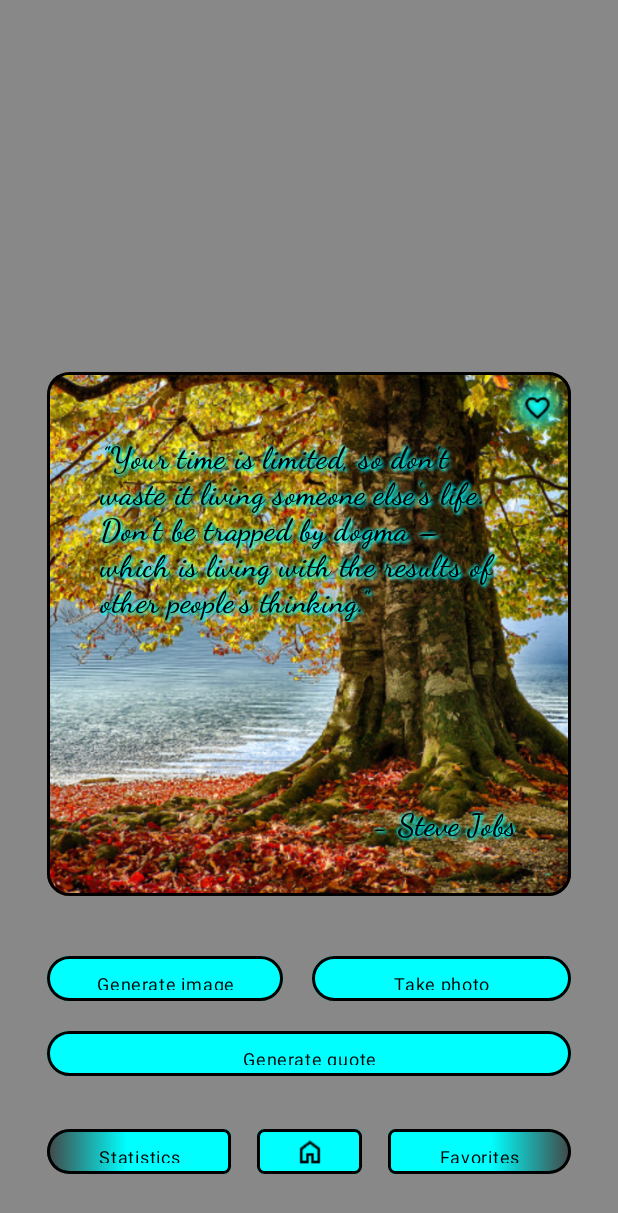
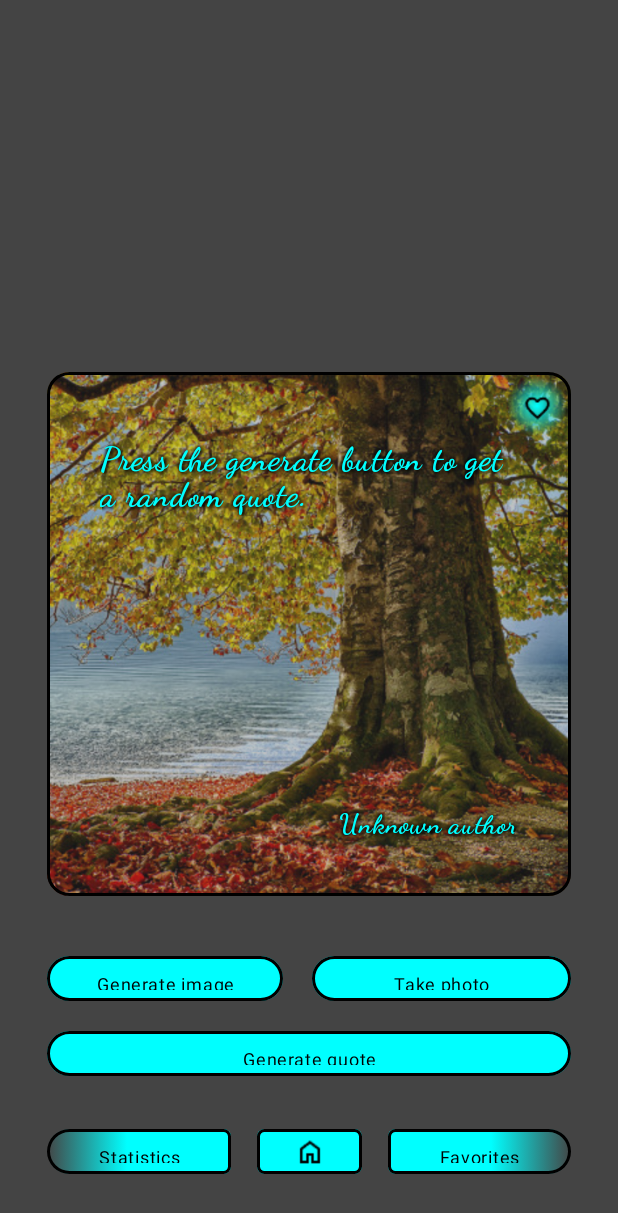
Before and after one commit to simonslovak/Quotivated-JetpackCompose, an Android app built with Jetpack Compose: the screen it shows after launch (MainActivity), after a tap on "Generate quote", on a phone screen of 412 x 824 dp. Shown: the top 1213 px of the screen. Run offline under Robolectric (Android 15) with nearby library versions, the phone set to English and light mode, and no system bars.

```diff
--- a/app/build.gradle.kts
+++ b/app/build.gradle.kts
@@ -51,11 +51,13 @@ android {
 
 dependencies {
     implementation("com.squareup.retrofit2:retrofit:2.9.0")
-    implementation("com.squareup.retrofit2:converter-gson:2.9.0")
+    implementation("com.squareup.retrofit2:converter-gson:2.5.0")
     implementation ("androidx.navigation:navigation-compose:2.4.0")
     implementation ("androidx.navigation:navigation-fragment:2.4.0")
     implementation ("androidx.navigation:navigation-ui:2.4.0")
     implementation("androidx.core:core-ktx:1.9.0")
+    implementation("androidx.lifecycle:lifecycle-viewmodel-compose:1.0.0-alpha07")
+    implementation("androidx.lifecycle:lifecycle-livedata:2.3.1")
     implementation("androidx.lifecycle:lifecycle-runtime-ktx:2.6.2")
     implementation("androidx.activity:activity-compose:1.8.1")
     implementation(platform("androidx.compose:compose-bom:2023.03.00"))
--- a/app/src/main/AndroidManifest.xml
+++ b/app/src/main/AndroidManifest.xml
@@ -1,6 +1,8 @@
 <?xml version="1.0" encoding="utf-8"?>
 <manifest xmlns:android="http://schemas.android.com/apk/res/android"
     xmlns:tools="http://schemas.android.com/tools">
+
+    <uses-permission android:name="android.permission.INTERNET" />
 
     <application
         android:allowBackup="true"
--- a/app/src/main/java/com/utb/quotivated/activities/MainActivity.kt
+++ b/app/src/main/java/com/utb/quotivated/activities/MainActivity.kt
@@ -1,7 +1,5 @@
 package com.utb.quotivated.activities
 
-import android.os.Bundle
-import androidx.activity.ComponentActivity
 import androidx.activity.compose.setContent
 import androidx.compose.foundation.Image
 import androidx.compose.foundation.background
@@ -24,6 +22,9 @@ import androidx.compose.foundation.shape.RoundedCornerShape
 import androidx.compose.material3.Surface
 import androidx.compose.material3.Text
 import androidx.compose.runtime.Composable
+import androidx.compose.runtime.getValue
+import androidx.compose.runtime.mutableStateOf
+import androidx.compose.runtime.remember
 import androidx.compose.ui.Alignment
 import androidx.compose.ui.Modifier
 import androidx.compose.ui.draw.blur
@@ -46,10 +47,17 @@ import androidx.navigation.compose.NavHost
 import androidx.navigation.compose.composable
 import androidx.navigation.compose.rememberNavController
 import com.utb.quotivated.R
+import com.utb.quotivated.data_classes.Quote
 import com.utb.quotivated.ui.theme.QuotivatedTheme
+import com.utb.quotivated.repositories.QuotableRepository
+import android.os.Bundle
+import androidx.activity.ComponentActivity
+import androidx.compose.runtime.*
+import androidx.compose.ui.draw.alpha
 
 class MainActivity : ComponentActivity() {
     override fun onCreate(savedInstanceState: Bundle?) {
+
         super.onCreate(savedInstanceState)
         setContent {
             QuotivatedTheme {
@@ -64,6 +72,7 @@ class MainActivity : ComponentActivity() {
         }
     }
 }
+
 @Composable
 fun RoundedBox(boxModifier: Modifier) {
     Box(
@@ -134,9 +143,12 @@ fun CustomNavButton(
     }
 }
 
-
 @Composable
-fun CustomBaseButton(text: String, maxWidth: Float) {
+fun CustomBaseButton(
+    text: String,
+    maxWidth: Float,
+    onClick: (() -> Unit)? = null // Default value is null
+) {
     Box(
         modifier = Modifier
             .fillMaxWidth(maxWidth)
@@ -144,7 +156,7 @@ fun CustomBaseButton(text: String, maxWidth: Float) {
             .border(1.5.dp, Color.Black, shape = RoundedCornerShape(20.dp, 20.dp, 20.dp, 20.dp))
             .clip(RoundedCornerShape(15.dp))
             .background(color = Color.Cyan)
-            .clickable { }
+            .clickable { onClick?.invoke() } // Invoke the provided onClick callback if not null
     ) {
         Text(
             text = text,
@@ -158,11 +170,11 @@ fun CustomBaseButton(text: String, maxWidth: Float) {
 }
 
 @Composable
-fun TextWithShadow(text: String) {
+fun TextWithShadow(text: String, fontSize: Int) {
     Text(
         text = text,
-        color = Color.Cyan,
-        fontSize = 20.sp,
+        color = Color.Black,
+        fontSize = fontSize.sp,
         fontWeight = FontWeight.Bold,
         fontFamily = FontFamily.Cursive,
         modifier = Modifier
@@ -172,8 +184,8 @@ fun TextWithShadow(text: String) {
     )
     Text(
         text = text,
-        color = Color.Cyan,
-        fontSize = 20.sp,
+        color = Color.Black,
+        fontSize = fontSize.sp,
         fontWeight = FontWeight.Bold,
         fontFamily = FontFamily.Cursive,
         modifier = Modifier
@@ -183,8 +195,8 @@ fun TextWithShadow(text: String) {
     )
     Text(
         text = text,
-        color = Color.Black,
-        fontSize = 20.sp,
+        color = Color.Cyan,
+        fontSize = fontSize.sp,
         fontWeight = FontWeight.Bold,
         fontFamily = FontFamily.Cursive,
         modifier = Modifier
@@ -192,12 +204,17 @@ fun TextWithShadow(text: String) {
     )
 }
 
+
 @Composable
 fun MainScreen(navController: NavHostController) {
+
+    val quoteRepository = QuotableRepository()
+    var quote by remember { mutableStateOf<Quote?>(null) }
+
     Surface(
         modifier = Modifier
             .fillMaxSize(),
-        color = Color.Gray
+        color = Color.DarkGray
     ) {
         Box(
             modifier = Modifier
@@ -241,6 +258,7 @@ fun MainScreen(navController: NavHostController) {
                                                 shape = RoundedCornerShape(15.dp)
                                             )
                                             .clip(RoundedCornerShape(15.dp))
+                                            .alpha(0.7f)
                                     )
                                     Box(
                                         modifier = Modifier
@@ -287,11 +305,20 @@ fun MainScreen(navController: NavHostController) {
                                                     radius = 0.5f
                                                 )
                                             )
-                                            .clip(RoundedCornerShape(15.dp))
-                                            .clickable { /* Handle click event if needed */ },
+                                            .clip(RoundedCornerShape(15.dp)),
                                         contentAlignment = Alignment.TopCenter
                                     ) {
-                                        TextWithShadow("\"Your time is limited, so don't waste it living someone else's life. Don't be trapped by dogma – which is living with the results of other people's thinking.\"")
+                                        if (quote != null) {
+                                            TextWithShadow(
+                                                text = "${quote!!.content}",
+                                                fontSize = 22
+                                            )
+                                        } else {
+                                            TextWithShadow(
+                                                text = "Press the generate button to get a random quote.",
+                                                fontSize = 22
+                                            )
+                                        }
                                     }
                                     Box(
                                         modifier = Modifier
@@ -303,11 +330,13 @@ fun MainScreen(navController: NavHostController) {
                                                     radius = 0.5f
                                                 )
                                             )
-                                            .clip(RoundedCornerShape(15.dp))
-                                            .clickable { /* Handle click event if needed */ },
+                                            .clip(RoundedCornerShape(15.dp)),
                                         contentAlignment = Alignment.BottomEnd
                                     ) {
-                                        TextWithShadow("- Steve Jobs")
+                                        TextWithShadow(
+                                            "${quote?.author ?: "Unknown author"}",
+                                            fontSize = 18
+                                        )
                                     }
                                 }
                             }
@@ -334,7 +363,15 @@ fun MainScreen(navController: NavHostController) {
                     horizontalArrangement = Arrangement.SpaceEvenly,
                     verticalAlignment = Alignment.CenterVertically
                 ) {
-                    CustomBaseButton("Generate quote", 1f)
+                    CustomBaseButton(
+                        "Generate quote",
+                        1f,
+                        onClick = {
+                            quoteRepository.loadRandomQuote { result ->
+                                quote = result
+                            }
+                        }
+                    )
                 }
                 Row(
                     modifier = Modifier
--- /dev/null
+++ b/app/src/main/java/com/utb/quotivated/repositories/QuotableRepository.kt
@@ -0,0 +1,39 @@
+package com.utb.quotivated.repositories
+
+import android.util.Log
+import com.utb.quotivated.data_classes.Quote
+import com.utb.quotivated.services.QuotableService
+import retrofit2.Call
+import retrofit2.Callback
+import retrofit2.Response
+import retrofit2.Retrofit
+import retrofit2.converter.gson.GsonConverterFactory
+
+class QuotableRepository {
+
+    private val retrofit = Retrofit.Builder()
+        .baseUrl("https://api.quotable.io/")
+        .addConverterFactory(GsonConverterFactory.create())
+        .build()
+
+    private val service = retrofit.create(QuotableService::class.java)
+
+    fun loadRandomQuote(onQuoteLoaded: (Quote) -> Unit) {
+        val call = service.getRandomQuote()
+
+        call.enqueue(object : Callback<Quote> {
+            override fun onResponse(call: Call<Quote>, response: Response<Quote>) {
+                if (response.isSuccessful) {
+                    val quote = response.body()
+                    if (quote != null) {
+                        onQuoteLoaded(quote)
+                    }
+                }
+            }
+
+            override fun onFailure(call: Call<Quote>, t: Throwable) {
+                Log.d("onFailureError", "Response failed")
+            }
+        })
+    }
+}
--- a/app/src/main/java/com/utb/quotivated/interfaces/LoremPicsumApi.kt
+++ b/app/src/main/java/com/utb/quotivated/services/LoremPicsumService.kt
@@ -1,9 +1,9 @@
-package com.utb.quotivated.interfaces
+package com.utb.quotivated.services
 
 import com.utb.quotivated.data_classes.Photo
 import retrofit2.http.GET
 
-interface LoremPicsumApi {
+interface LoremPicsumService {
     @GET("list")
     suspend fun getPhotos(): List<Photo>
 }
--- /dev/null
+++ b/app/src/main/java/com/utb/quotivated/services/QuotableService.kt
@@ -0,0 +1,10 @@
+package com.utb.quotivated.services
+
+import com.utb.quotivated.data_classes.Quote
+import retrofit2.http.GET
+import retrofit2.Call
+
+interface QuotableService {
+    @GET("random?maxLength=150")
+    fun getRandomQuote(): Call<Quote>
+}
--- a/app/src/main/java/com/utb/quotivated/ui/theme/Color.kt
+++ b/app/src/main/java/com/utb/quotivated/ui/theme/Color.kt
@@ -1,5 +1,6 @@
 package com.utb.quotivated.ui.theme
 
+import android.graphics.ColorSpace.Rgb
 import androidx.compose.ui.graphics.Color
 
 val Purple80 = Color(0xFFD0BCFF)
```
Also changed, not shown: app/src/main/java/com/utb/quotivated/data_classes/Quote.kt (+7 -4 lines), app/src/main/java/com/utb/quotivated/interfaces/QuotableApi.kt (deleted, +0 -8 lines), app/src/main/java/com/utb/quotivated/repositories/LoremPicsumRepository.kt (renamed from app/src/main/java/com/utb/quotivated/services/LoremPicsumApiService.kt, +5 -5 lines), app/src/main/java/com/utb/quotivated/services/QuotableApiService.kt (deleted, +0 -18 lines).
